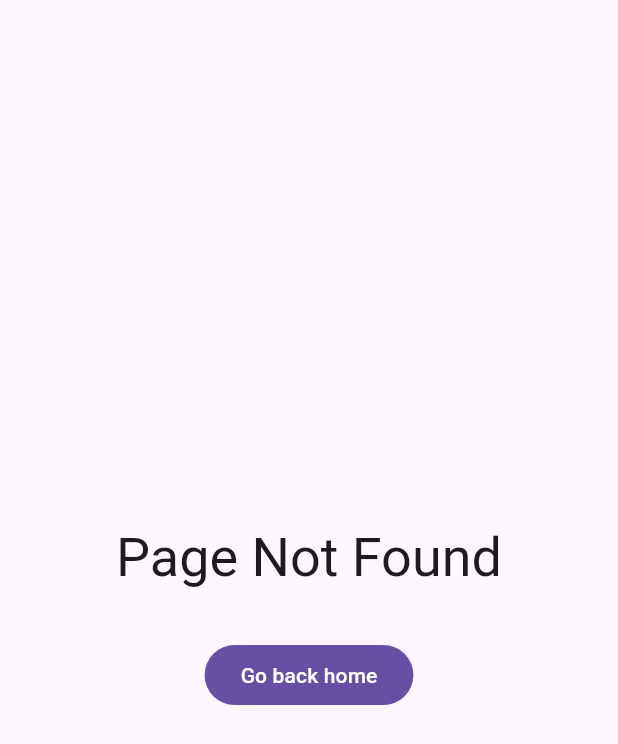
After one commit to fujidaiti/yumemi-flutter-codecheck, a Flutter app: the NotFound screen opened directly, on a phone screen of 412 x 824 dp. The commit adds this screen. Shown: the top 744 px of the screen. Run offline on Flutter 3.47's test engine with Material 2 defaults, Android fonts, the phone set to English and light mode, and no system bars; our stand-ins replace faker, flutter_hooks, freezed_annotation, go_router, hooks_riverpod, stack_trace; missing offline and left inert: flutter_octicons.

Commit message:
404 not foundページを追加

```diff
--- a/lib/router.dart
+++ b/lib/router.dart
@@ -1,11 +1,15 @@
 import 'package:go_router/go_router.dart';
 import 'package:yumemi_flutter_codecheck/screens/home.dart';
+import 'package:yumemi_flutter_codecheck/screens/not_found.dart';
 import 'package:yumemi_flutter_codecheck/screens/repository_details.dart';
 import 'package:yumemi_flutter_codecheck/screens/search.dart';
 import 'package:yumemi_flutter_codecheck/services/github/search/types/search_query.dart';
 
 final router = GoRouter(
   initialLocation: "/",
+  errorBuilder: (context, state) {
+    return const NotFound();
+  },
   routes: [
     GoRoute(
       path: "/",
--- /dev/null
+++ b/lib/screens/not_found.dart
@@ -0,0 +1,28 @@
+import 'package:flutter/material.dart';
+import 'package:go_router/go_router.dart';
+
+class NotFound extends StatelessWidget {
+  const NotFound({super.key});
+
+  @override
+  Widget build(BuildContext context) {
+    return Scaffold(
+      body: Center(
+        child: Column(
+          mainAxisAlignment: MainAxisAlignment.center,
+          children: [
+            Text(
+              "Page Not Found",
+              style: Theme.of(context).textTheme.displaySmall,
+            ),
+            const SizedBox(height: 32),
+            FilledButton(
+              onPressed: () => context.go("/"),
+              child: const Text("Go back home"),
+            ),
+          ],
+        ),
+      ),
+    );
+  }
+}
```
